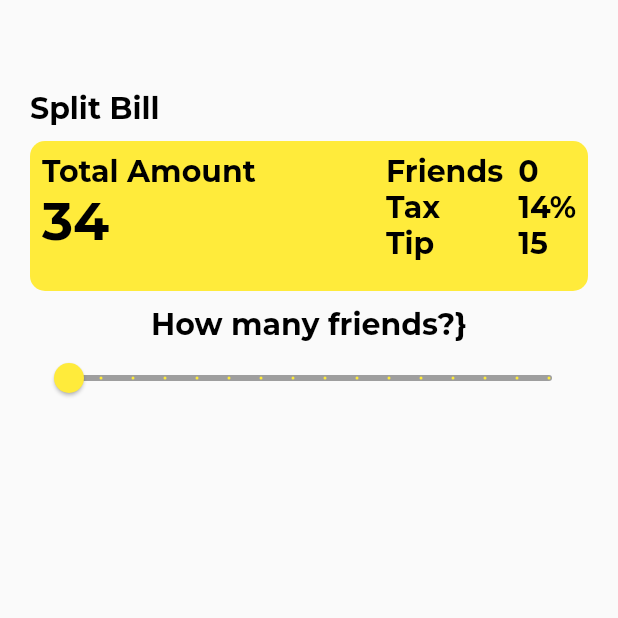
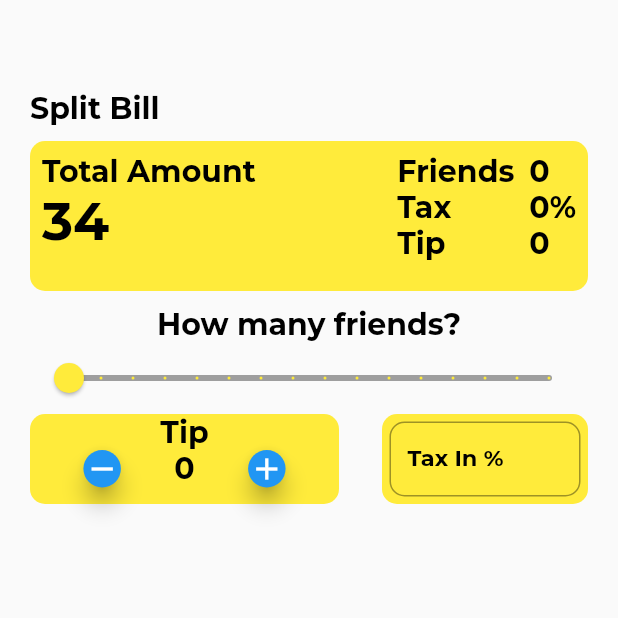
Before and after one commit to TheKetan2/bill-split-app-flutter, a Flutter app: the screen it shows after launch, on a phone screen of 412 x 824 dp, the top half of it. Run offline on Flutter 3.47's test engine with Material 2 defaults, Android fonts, the phone set to English and light mode, and no system bars; our stand-ins replace google_fonts.

Commit message:
added tip input and tax input widgets

```diff
--- a/bill_split_app_flutter/lib/home.dart
+++ b/bill_split_app_flutter/lib/home.dart
@@ -1,4 +1,5 @@
 import 'package:flutter/material.dart';
+import 'package:flutter/services.dart';
 import 'package:google_fonts/google_fonts.dart';
 
 class BillSplit extends StatefulWidget {
@@ -14,7 +15,8 @@ class _BillSplitState extends State<BillSplit> {
     fontWeight: FontWeight.w700,
     color: Colors.black,
   );
-  double friendsCount = 0;
+  double friendsCount = 0, taxCount = 0, tipCount = 0;
+
   @override
   Widget build(BuildContext context) {
     return Scaffold(
@@ -84,8 +86,9 @@ class _BillSplitState extends State<BillSplit> {
                           children: [
                             Text(friendsCount.toInt().toString(),
                                 style: infoStyle),
-                            Text("14%", style: infoStyle),
-                            Text("15", style: infoStyle),
+                            Text("${taxCount.toInt().toString()}%",
+                                style: infoStyle),
+                            Text(tipCount.toInt().toString(), style: infoStyle),
                           ],
                         )
                       ],
@@ -97,7 +100,7 @@ class _BillSplitState extends State<BillSplit> {
             const SizedBox(
               height: 10,
             ),
-            Text("How many friends?}", style: infoStyle),
+            Text("How many friends?", style: infoStyle),
             Slider(
                 min: 0,
                 max: 15,
@@ -109,7 +112,114 @@ class _BillSplitState extends State<BillSplit> {
                   setState(() {
                     friendsCount = value;
                   });
-                })
+                }),
+            Row(
+              mainAxisAlignment: MainAxisAlignment.spaceBetween,
+              children: [
+                Container(
+                  width: MediaQuery.of(context).size.width / 2,
+                  height: 60,
+                  decoration: BoxDecoration(
+                    color: Colors.yellow,
+                    borderRadius: BorderRadius.circular(10),
+                  ),
+                  child: Column(
+                    children: [
+                      Text(
+                        "Tip",
+                        style: infoStyle,
+                      ),
+                      Row(
+                        mainAxisAlignment: MainAxisAlignment.spaceEvenly,
+                        children: [
+                          Container(
+                            width: 25,
+                            height: 25,
+                            child: FloatingActionButton(
+                              onPressed: tipCount == 0
+                                  ? null
+                                  : () {
+                                      setState(() {
+                                        tipCount -= 1;
+                                      });
+                                    },
+                              child: Icon(Icons.remove),
+                            ),
+                          ),
+                          Text(
+                            tipCount.toInt().toString(),
+                            style: infoStyle,
+                          ),
+                          Container(
+                            width: 25,
+                            height: 25,
+                            child: FloatingActionButton(
+                              onPressed: () {
+                                setState(() {
+                                  tipCount += 1;
+                                });
+                              },
+                              child: Icon(Icons.add),
+                            ),
+                          ),
+                        ],
+                      )
+                    ],
+                  ),
+                ),
+                Container(
+                  width: MediaQuery.of(context).size.width / 3,
+                  height: 60,
+                  decoration: BoxDecoration(
+                    color: Colors.yellow,
+                    borderRadius: BorderRadius.circular(10),
+                  ),
+                  child: Padding(
+                    padding: const EdgeInsets.all(5.0),
+                    child: TextField(
+                      onChanged: (value) {
+                        setState(() {
+                          taxCount = double.parse(value);
+                        });
+                      },
+                      keyboardType: TextInputType.number,
+                      decoration: InputDecoration(
+                          labelText: "Tax In %",
+                          labelStyle: infoStyle.copyWith(fontSize: 15),
+                          border: OutlineInputBorder(
+                            borderRadius: BorderRadius.circular(10),
+                          )),
+                    ),
+                  ),
+                )
+              ],
+            )
+            // Text("How much tax?}", style: infoStyle),
+            // Slider(
+            //     min: 0,
+            //     max: 15,
+            //     divisions: 15,
+            //     activeColor: Colors.yellow,
+            //     inactiveColor: Colors.grey,
+            //     value: taxCount,
+            //     onChanged: (value) {
+            //       setState(() {
+            //         taxCount = value;
+            //       });
+            //     }),
+            // Text("How much Tip?}", style: infoStyle),
+            // Slider(
+            //     min: 0,
+            //     max: 15,
+            //     divisions: 15,
+            //     activeColor: Colors.yellow,
+            //     inactiveColor: Colors.grey,
+            //     value: tipCount,
+            //     onChanged: (value) {
+            //       setState(() {
+            //         tipCount = value;
+            //       });
+            //     }),
           ],
         ),
       ),
```
